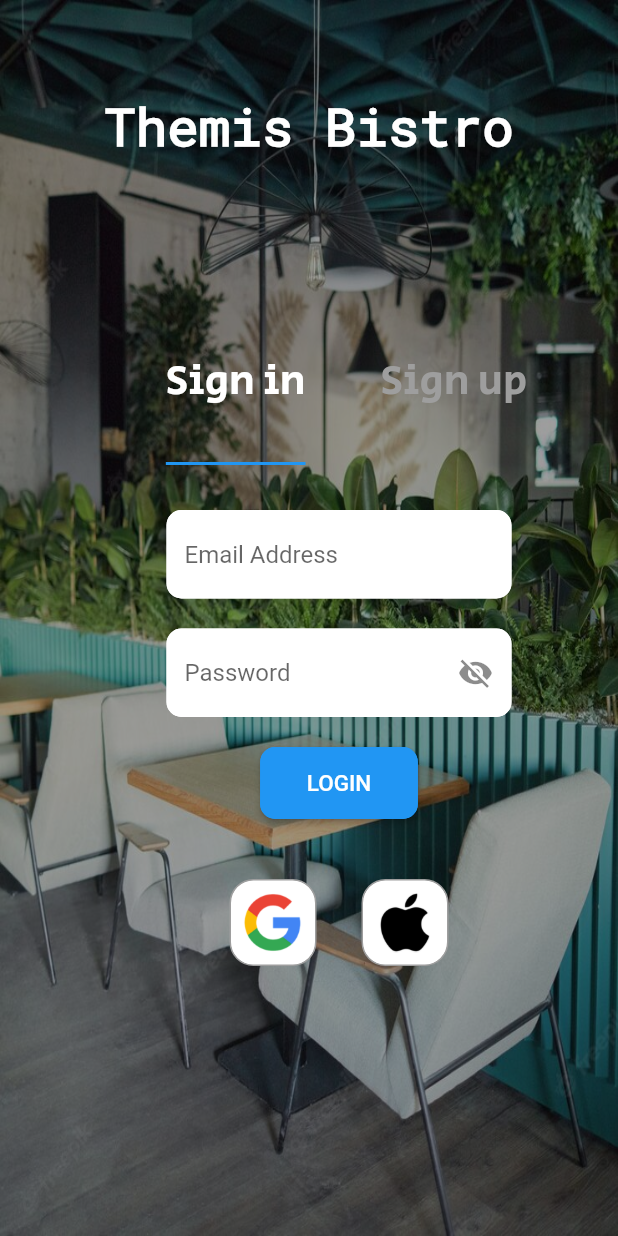
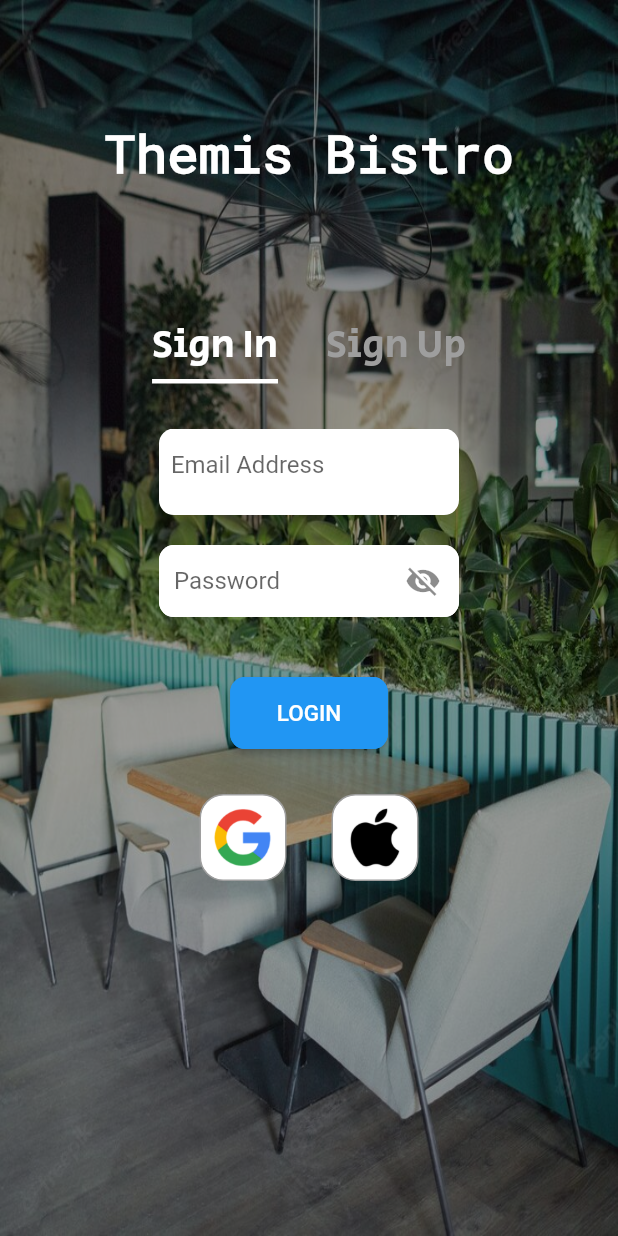
Before and after one commit to mobileapp234/Atestat, a Flutter app: the screen it shows after launch, on a phone screen of 412 x 824 dp. Run offline on Flutter 3.47's test engine with Material 2 defaults, Android fonts, the phone set to English and light mode, and no system bars; drawn by our look-alikes of auto_size_text; our stand-ins replace curved_navigation_bar, firebase_core, google_fonts; accounts and stored records are empty.

Commit message:
login recreate ui

```diff
--- a/lib/Connection/inregistrare.dart
+++ b/lib/Connection/inregistrare.dart
@@ -66,29 +66,20 @@
 
     return Scaffold(
         body: Center(
-      child: Stack(
-        children: [
-          Positioned(
       child: Container(
+        width: MediaQuery.of(context).size.width * 1,
+        height: MediaQuery.of(context).size.height * 1,
         decoration: const BoxDecoration(
           image: DecorationImage(
               image: AssetImage("assets/images/background.jpg"),
               fit: BoxFit.fill,
-                    colorFilter:
-                        ColorFilter.mode(Colors.black38, BlendMode.darken)),
+              colorFilter: ColorFilter.mode(Colors.black38, BlendMode.darken)),
         ),
-            ),
-          ),
-          Positioned(
-            width: MediaQuery.of(context).size.width,
-            // top: 0,
-            child: const Row(
-              mainAxisAlignment: MainAxisAlignment.center,
-              children: [
-                SizedBox(
-                    height: 150,
-                    child: Padding(
-                      padding: EdgeInsets.fromLTRB(0, 60, 0, 0),
+        child: SingleChildScrollView(
+          child: Column(children: [
+            SizedBox(height: MediaQuery.of(context).size.width * 0.19),
+            Center(
+              child: SizedBox(
                   child: AutoSizeText("Themis Bistro",
                       maxLines: 1,
                       style: TextStyle(
@@ -96,69 +87,48 @@
                         fontSize: 35,
                         color: Colors.white,
                         fontWeight: FontWeight.w600,
-                          )),
-                    )),
-              ],
+                      ))),
             ),
-          ),
-          const SizedBox(height: 70),
-          Positioned(
-              width: MediaQuery.of(context).size.width,
-              top: 200,
-              child: Column(
-                  mainAxisAlignment: MainAxisAlignment.center,
-                  children: [
-                    SizedBox(
-                      height: 110,
-                      child: TabBar(
-                        // onTap: (int index) {
-                        //   if (index == 1) {
-                        //     test = false;
-                        //   }
-                        // },
+            SizedBox(height: MediaQuery.of(context).size.width * 0.2),
+            TabBar(
               labelColor: Colors.white,
-                        labelPadding: const EdgeInsets.only(left: 50),
               isScrollable: true,
               controller: tb,
+              indicatorColor: Colors.white,
+              indicatorWeight: 3,
               indicatorSize: TabBarIndicatorSize.label,
               unselectedLabelColor: Colors.grey,
               tabs: const [
                 Tab(
-                            key: Key("Sign in"),
-                            child: Text("Sign in",
+                  child: Text("Sign In",
                       style: TextStyle(
                         fontFamily: "SecularOne-Regular",
-                                  fontSize: 28,
+                        fontSize: 26,
                       )),
                 ),
                 Tab(
-                            key: Key("Sign up"),
-                            child: Text("Sign up",
+                  child: Text("Sign Up",
                       style: TextStyle(
                         fontFamily: "SecularOne-Regular",
-                                  fontSize: 28,
+                        fontSize: 26,
                       )),
                 ),
               ],
             ),
-                    ),
             const SizedBox(height: 30),
-                    Column(
-                      mainAxisAlignment: MainAxisAlignment.center,
-                      children: [
             SizedBox(
-                          width: 270,
-                          height: 600,
+              width: 200,
+              //width: MediaQuery.of(context).size.width * 0.64,
+              height: 400,
+              //height: MediaQuery.of(context).size.width * 1.1,
               child: TabBarView(
                 controller: tb,
-                            key: const Key("Sign up"),
+                // key: const Key("Sign up"),
                 children: const [SignIn(), SignUp()],
               ),
+            )
+          ]),
         ),
-                      ],
-                    )
-                  ])),
-        ],
       ),
     ));
   }
--- a/lib/Connection/objects.dart/sign.in.dart
+++ b/lib/Connection/objects.dart/sign.in.dart
@@ -20,26 +20,29 @@
   @override
   Widget build(BuildContext context) {
     return SizedBox(
-      child: Padding(
-        padding: const EdgeInsets.only(left: 40),
       child: Center(
           child: Column(
         children: [
-            TextField(
+          Container(
+              height: MediaQuery.of(context).size.height * 0.07,
+              decoration: BoxDecoration(
+                  color: Colors.white, borderRadius: BorderRadius.circular(10)),
+              child: TextField(
                 // focusNode: myFocusNode,
                 controller: _emailValue1,
                 decoration: const InputDecoration(
-                  filled: true,
-                  fillColor: Colors.white,
-                  hintText: 'Email Address',
-                  enabledBorder: OutlineInputBorder(
-                      borderRadius: BorderRadius.all(Radius.circular(10)),
-                      borderSide: BorderSide(color: Colors.white))),
-            ),
+                    // filled: true,
+                    // fillColor: Colors.white,
+                    hintText: '  Email Address',
+                    border: InputBorder.none),
+              )),
           const SizedBox(height: 20),
-            TextField(
+          TextFormField(
+            autofocus: false,
+            // autovalidateMode: AutovalidateMode.always,
             controller: _passwordlValue1,
             decoration: InputDecoration(
+                contentPadding: const EdgeInsets.all(10),
                 filled: true,
                 fillColor: Colors.white,
                 hintText: 'Password',
@@ -53,7 +56,7 @@
                     borderSide: BorderSide(color: Colors.white))),
             obscureText: _vizibility,
           ),
-            const SizedBox(height: 20),
+          const SizedBox(height: 40),
           ElevatedButton(
               style: ButtonStyle(
                   foregroundColor:
@@ -70,7 +73,7 @@
                 child: Text("Login".toUpperCase(),
                     style: const TextStyle(fontSize: 15)),
               )),
-            const SizedBox(height: 40),
+          const SizedBox(height: 30),
           Column(
             children: [
               Row(
@@ -104,7 +107,7 @@
                         borderRadius: BorderRadius.circular(16),
                         color: Colors.white),
                     child: const Padding(
-                        padding: EdgeInsets.all(8.0),
+                      padding: EdgeInsets.all(8),
                       child: DecoratedBox(
                         decoration: BoxDecoration(
                           image: DecorationImage(
@@ -125,7 +128,6 @@
           )
         ],
       )),
-      ),
     );
   }
 }
--- a/lib/Connection/objects.dart/sign.up.dart
+++ b/lib/Connection/objects.dart/sign.up.dart
@@ -15,18 +15,23 @@
   final TextEditingController _passwordlValue2 = TextEditingController();
   final TextEditingController _passwordlValue3 = TextEditingController();
 
-  bool _vizibility = true;
-  void _toggleVizibility() {
+  bool _vizibility0 = true;
+  void _toggleVizibility0() {
     setState(() {
-      _vizibility = !_vizibility;
+      _vizibility0 = !_vizibility0;
+    });
+  }
+
+  bool _vizibility1 = true;
+  void _toggleVizibility1() {
+    setState(() {
+      _vizibility1 = !_vizibility1;
     });
   }
 
   @override
   Widget build(BuildContext context) {
-    return SizedBox(
-      child: Padding(
-        padding: const EdgeInsets.only(left: 40),
+    return Container(
       child: Center(
           child: Column(
         children: [
@@ -53,14 +58,14 @@
                 fillColor: Colors.white,
                 hintText: 'Password',
                 suffixIcon: GestureDetector(
-                    onTap: _toggleVizibility,
+                  onTap: _toggleVizibility0,
                   child: Icon(
-                        _vizibility ? Icons.visibility_off : Icons.visibility),
+                      _vizibility0 ? Icons.visibility_off : Icons.visibility),
                 ),
                 enabledBorder: const OutlineInputBorder(
                     borderRadius: BorderRadius.all(Radius.circular(10)),
                     borderSide: BorderSide(color: Colors.white))),
-              obscureText: _vizibility,
+            obscureText: _vizibility0,
           ),
           const SizedBox(height: 20),
           TextField(
@@ -72,14 +77,14 @@
                 fillColor: Colors.white,
                 hintText: 'Confirm Password',
                 suffixIcon: GestureDetector(
-                    onTap: _toggleVizibility,
+                  onTap: _toggleVizibility1,
                   child: Icon(
-                        _vizibility ? Icons.visibility_off : Icons.visibility),
+                      _vizibility1 ? Icons.visibility_off : Icons.visibility),
                 ),
-                  enabledBorder:const OutlineInputBorder(
+                enabledBorder: const OutlineInputBorder(
                     borderRadius: BorderRadius.all(Radius.circular(10)),
                     borderSide: BorderSide(color: Colors.white))),
-              obscureText: _vizibility,
+            obscureText: _vizibility1,
           ),
           const SizedBox(height: 40),
           ElevatedButton(
@@ -158,7 +163,6 @@
           )
         ],
       )),
-      ),
     );
   }
 }
--- a/lib/MainPages/home_page.dart
+++ b/lib/MainPages/home_page.dart
@@ -1,9 +1,8 @@
 import 'package:auto_size_text/auto_size_text.dart';
 import 'package:flutter/material.dart';
 import 'package:mobile_app/Widgets/choose_food_type.dart';
-import 'package:mobile_app/Widgets/food_list.dart';
+
 import 'package:mobile_app/Widgets/home_slider.dart';
-import 'package:mobile_app/Widgets/food_list.dart';
 import 'package:mobile_app/Globals_Variables.dart' as c;
 import '../Widgets/menu.dart';
 
--- a/lib/Widgets/menu.dart
+++ b/lib/Widgets/menu.dart
@@ -1,13 +1,12 @@
 import 'package:auto_size_text/auto_size_text.dart';
 import 'package:flutter/material.dart';
 import 'package:mobile_app/MainPages/home_page.dart';
-import 'package:mobile_app/Widgets/food_list.dart';
 import 'package:mobile_app/Globals_Variables.dart' as c;
 
 class Menu extends StatefulWidget {
-  String nume;
-  int pret;
-  String imagini;
+  final String nume;
+  final int pret;
+  final String imagini;
 //final int lala;
   Menu(
       {super.key,
```
Also changed, not shown: lib/Widgets/food_list.dart (deleted, +0 -90 lines), pubspec.lock. Lines whose indentation alone changed are shown as unchanged.
